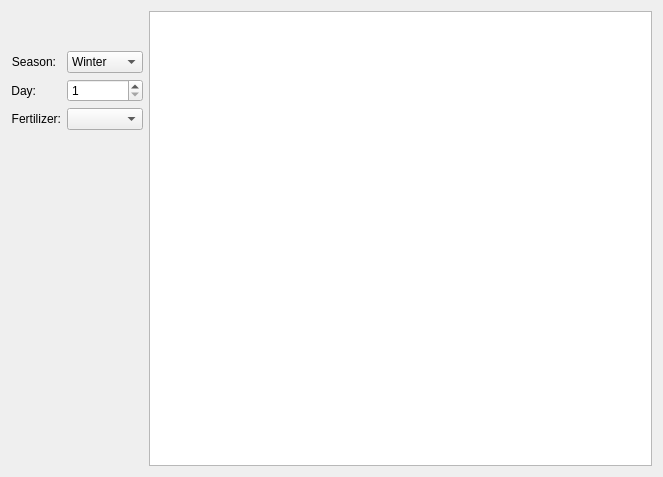
Before: the Qt Designer form ui/main_window_widget.ui in Archangel4148/Stardew_Calc, drawn with Qt 5.
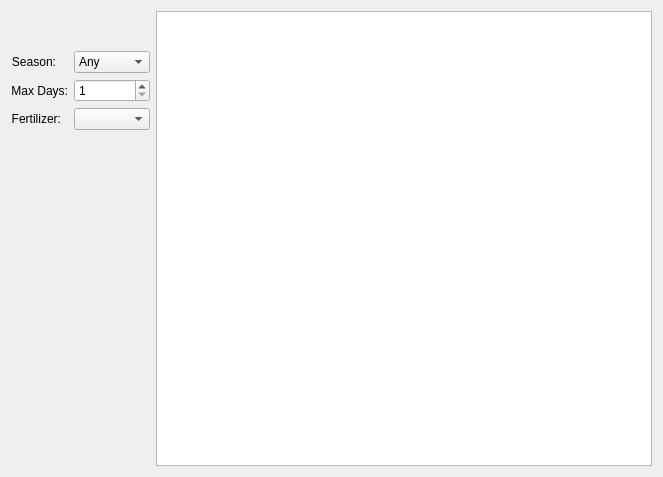
After: the same form once the commit is applied.

The edit to the form file:
```diff
--- a/ui/main_window_widget.ui
+++ b/ui/main_window_widget.ui
@@ -48,6 +48,11 @@
          </item>
          <item row="0" column="1">
           <widget class="QComboBox" name="season_combo_box">
+           <item>
+            <property name="text">
+             <string>Any</string>
+            </property>
+           </item>
            <item>
             <property name="text">
              <string>Winter</string>
@@ -73,7 +78,7 @@
          <item row="1" column="0">
           <widget class="QLabel" name="day_label">
            <property name="text">
-            <string>Day:</string>
+            <string>Max Days:</string>
            </property>
            <property name="alignment">
             <set>Qt::AlignRight|Qt::AlignTrailing|Qt::AlignVCenter</set>
@@ -122,9 +127,27 @@
      </item>
      <item>
       <widget class="QTableView" name="crop_table_view">
+       <property name="sizePolicy">
+        <sizepolicy hsizetype="Expanding" vsizetype="Expanding">
+         <horstretch>0</horstretch>
+         <verstretch>0</verstretch>
+        </sizepolicy>
+       </property>
        <property name="sizeAdjustPolicy">
         <enum>QAbstractScrollArea::AdjustIgnored</enum>
        </property>
+       <property name="verticalScrollMode">
+        <enum>QAbstractItemView::ScrollPerPixel</enum>
+       </property>
+       <property name="horizontalScrollMode">
+        <enum>QAbstractItemView::ScrollPerPixel</enum>
+       </property>
+       <property name="wordWrap">
+        <bool>false</bool>
+       </property>
+       <attribute name="horizontalHeaderCascadingSectionResizes">
+        <bool>false</bool>
+       </attribute>
        <attribute name="verticalHeaderVisible">
         <bool>false</bool>
        </attribute>
```
